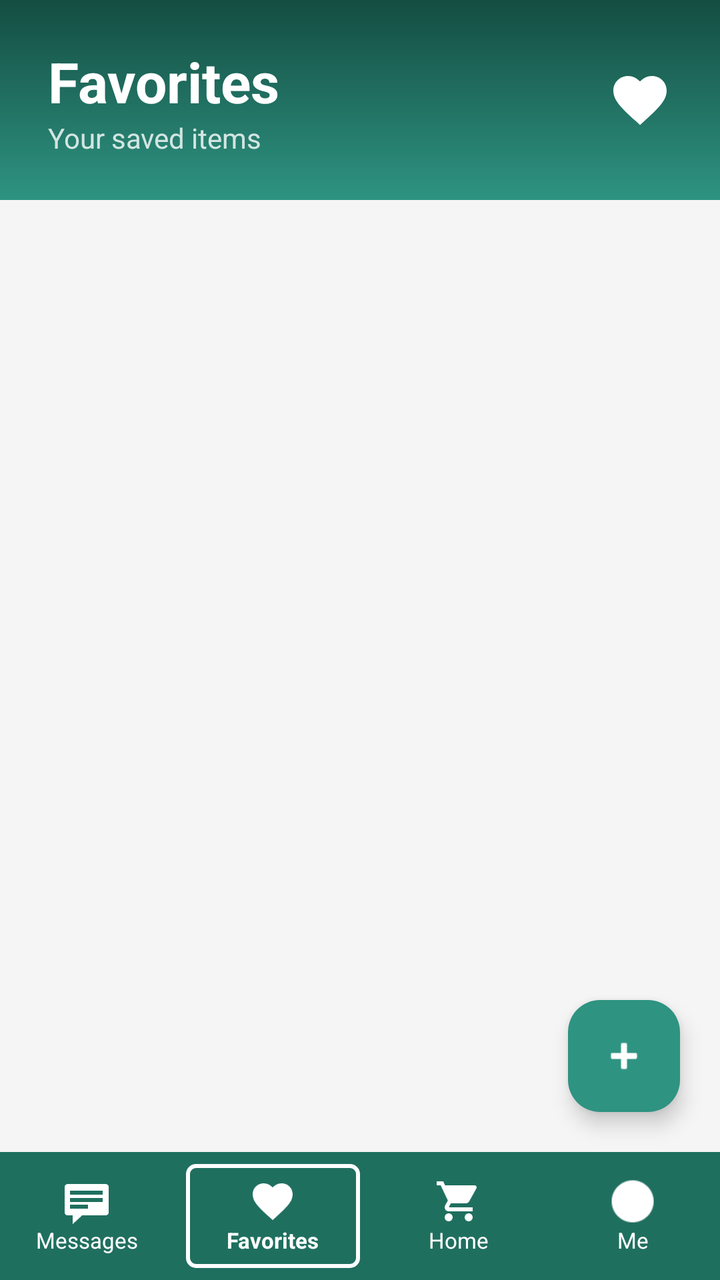
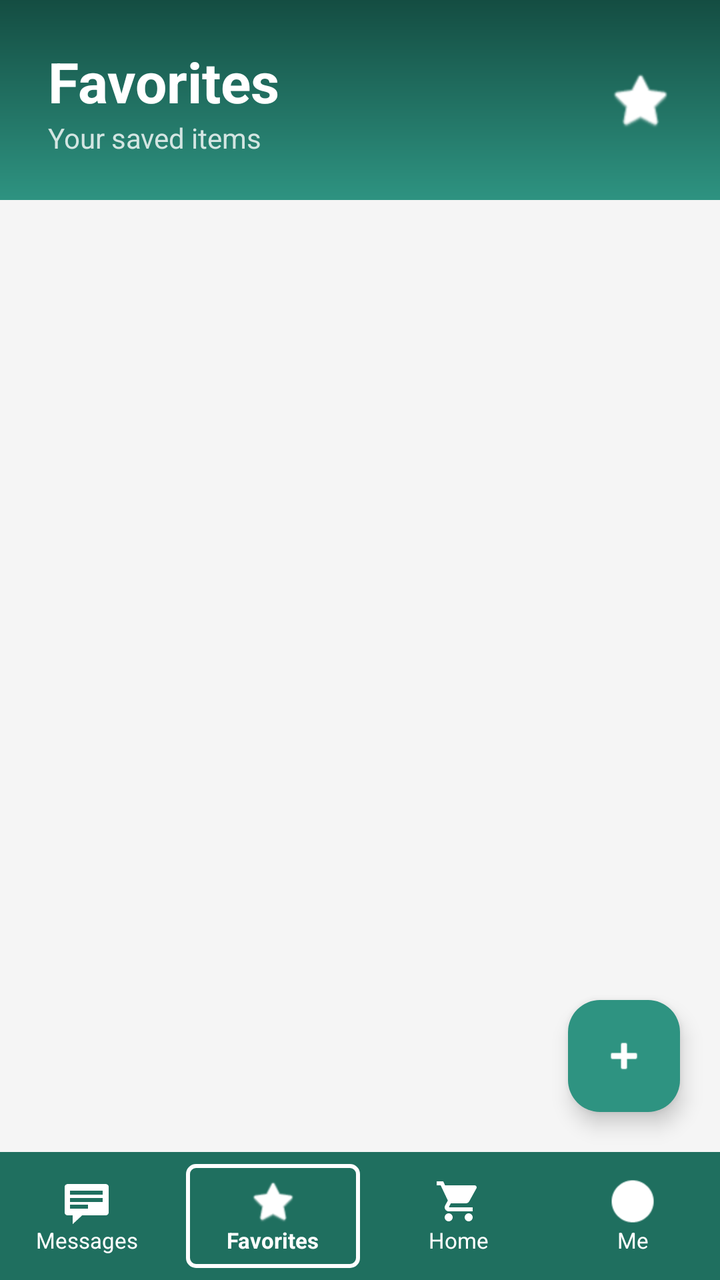

Compare the two renders of this Android layout. The source of the first and the diff that turns it into the second are given below.
<!-- AndroidManifest.xml: application theme Theme.AppDevLocalBuyAndSellSystem -->
<!-- res/layout/favoritespage.xml -->
<?xml version="1.0" encoding="utf-8"?>
<androidx.constraintlayout.widget.ConstraintLayout xmlns:android="http://schemas.android.com/apk/res/android"
    xmlns:app="http://schemas.android.com/apk/res-auto"
    xmlns:tools="http://schemas.android.com/tools"
    android:layout_width="match_parent"
    android:layout_height="match_parent"
    android:background="#F5F5F5">

    
    <com.google.android.material.floatingactionbutton.FloatingActionButton
        android:id="@+id/fabAdd2"
        android:layout_width="wrap_content"
        android:layout_height="wrap_content"
        android:layout_marginEnd="20dp"
        android:layout_marginBottom="20dp"
        android:backgroundTint="#2E9381"
        android:contentDescription="Add Product"
        android:src="@android:drawable/ic_input_add"
        app:layout_constraintBottom_toTopOf="@id/bottomNavBar"
        app:layout_constraintEnd_toEndOf="parent"
        app:tint="#FFFFFF" />

    <androidx.constraintlayout.widget.ConstraintLayout
        android:id="@+id/favHeader"
        android:layout_width="match_parent"
        android:layout_height="100dp"
        android:background="@drawable/green_gradient_bg"
        android:paddingHorizontal="24dp"
        app:layout_constraintTop_toTopOf="parent">

        <TextView
            android:id="@+id/tvFavTitle"
            android:layout_width="wrap_content"
            android:layout_height="wrap_content"
            android:text="@string/favorites"
            android:textColor="#FFFFFF"
            android:textSize="28sp"
            android:textStyle="bold"
            app:layout_constraintBottom_toTopOf="@id/tvFavSubtitle"
            app:layout_constraintStart_toStartOf="parent"
            app:layout_constraintTop_toTopOf="parent"
            app:layout_constraintVertical_chainStyle="packed" />

        <TextView
            android:id="@+id/tvFavSubtitle"
            android:layout_width="wrap_content"
            android:layout_height="wrap_content"
            android:text="Your saved items"
            android:textColor="#CCFFFFFF"
            android:textSize="14sp"
            app:layout_constraintBottom_toBottomOf="parent"
            app:layout_constraintStart_toStartOf="parent"
            app:layout_constraintTop_toBottomOf="@id/tvFavTitle" />

        <ImageView
            android:layout_width="32dp"
            android:layout_height="32dp"
            android:src="@drawable/ic_heart_filled"
            app:layout_constraintBottom_toBottomOf="parent"
            app:layout_constraintEnd_toEndOf="parent"
            app:layout_constraintTop_toTopOf="parent"
            app:tint="#FFFFFF"
            android:contentDescription="@null" />

    </androidx.constraintlayout.widget.ConstraintLayout>

    
    <LinearLayout
        android:id="@+id/emptyState"
        android:layout_width="wrap_content"
        android:layout_height="wrap_content"
        android:gravity="center"
        android:orientation="vertical"
        android:visibility="gone"
        app:layout_constraintBottom_toTopOf="@id/bottomNavBar"
        app:layout_constraintEnd_toEndOf="parent"
        app:layout_constraintStart_toStartOf="parent"
        app:layout_constraintTop_toBottomOf="@id/favHeader">

        <ImageView
            android:layout_width="80dp"
            android:layout_height="80dp"
            android:src="@drawable/ic_heart_outline"
            android:contentDescription="@null" />

        <TextView
            android:layout_width="wrap_content"
            android:layout_height="wrap_content"
            android:layout_marginTop="16dp"
            android:text="No favorites yet"
            android:textColor="#333333"
            android:textSize="18sp"
            android:textStyle="bold" />

        <TextView
            android:layout_width="wrap_content"
            android:layout_height="wrap_content"
            android:layout_marginTop="4dp"
            android:text="Start adding items you like"
            android:textColor="#666666"
            android:textSize="14sp" />

    </LinearLayout>

    

    

    

    <androidx.recyclerview.widget.RecyclerView
        android:id="@+id/rvFavorites"
        android:layout_width="match_parent"
        android:layout_height="0dp"
        android:padding="8dp"
        app:layout_constraintBottom_toTopOf="@id/bottomNavBar"
        app:layout_constraintTop_toBottomOf="@id/favHeader"
        app:layout_constraintVertical_bias="0.0"
        tools:layout_editor_absoluteX="0dp"
        tools:listitem="@layout/item_favorite" />

    <LinearLayout
        android:id="@+id/bottomNavBar"
        android:layout_width="match_parent"
        android:layout_height="64dp"
        android:background="#1F6F5F"
        android:baselineAligned="false"
        android:orientation="horizontal"
        app:layout_constraintBottom_toBottomOf="parent">

        <LinearLayout
            android:id="@+id/navMessages"
            android:layout_width="0dp"
            android:layout_height="match_parent"
            android:layout_weight="1"
            android:gravity="center"
            android:orientation="vertical">
            <ImageView
                android:layout_width="24dp"
                android:layout_height="24dp"
                android:src="@android:drawable/stat_notify_chat"
                app:tint="#FFFFFF"
                android:contentDescription="@string/messages" />
            <TextView
                android:layout_width="wrap_content"
                android:layout_height="wrap_content"
                android:text="Messages"
                android:textColor="#FFFFFF"
                android:textSize="11sp" />
        </LinearLayout>

        
        <LinearLayout
            android:id="@+id/navFavorites"
            android:layout_width="0dp"
            android:layout_height="match_parent"
            android:layout_weight="1"
            android:layout_margin="6dp"
            android:background="@drawable/selected_nav_item_bg"
            android:gravity="center"
            android:orientation="vertical">
            <ImageView
                android:layout_width="24dp"
                android:layout_height="24dp"
                android:src="@drawable/ic_heart_filled"
                app:tint="#FFFFFF"
                android:contentDescription="@string/favorites" />
            <TextView
                android:layout_width="wrap_content"
                android:layout_height="wrap_content"
                android:text="Favorites"
                android:textColor="#FFFFFF"
                android:textSize="11sp"
                android:textStyle="bold" />
        </LinearLayout>

        <LinearLayout
            android:id="@+id/navHome"
            android:layout_width="0dp"
            android:layout_height="match_parent"
            android:layout_weight="1"
            android:gravity="center"
            android:orientation="vertical">
            <ImageView
                android:layout_width="24dp"
                android:layout_height="24dp"
                android:src="@drawable/ic_cart"
                app:tint="#FFFFFF"
                android:contentDescription="@string/home" />
            <TextView
                android:layout_width="wrap_content"
                android:layout_height="wrap_content"
                android:text="Home"
                android:textColor="#FFFFFF"
                android:textSize="11sp" />
        </LinearLayout>

        <LinearLayout
            android:id="@+id/navMe"
            android:layout_width="0dp"
            android:layout_height="match_parent"
            android:layout_weight="1"
            android:gravity="center"
            android:orientation="vertical">
            <ImageView
                android:layout_width="24dp"
                android:layout_height="24dp"
                android:src="@android:drawable/presence_online"
                app:tint="#FFFFFF"
                android:contentDescription="@string/me" />
            <TextView
                android:layout_width="wrap_content"
                android:layout_height="wrap_content"
                android:text="Me"
                android:textColor="#FFFFFF"
                android:textSize="11sp" />
        </LinearLayout>

    </LinearLayout>

</androidx.constraintlayout.widget.ConstraintLayout>
<!-- res/layout/item_favorite.xml (included above) -->
<?xml version="1.0" encoding="utf-8"?>
<androidx.constraintlayout.widget.ConstraintLayout xmlns:android="http://schemas.android.com/apk/res/android"
    xmlns:app="http://schemas.android.com/apk/res-auto"
    android:layout_width="match_parent"
    android:layout_height="wrap_content"
    android:layout_margin="8dp"
    android:background="@drawable/product_card_bg"
    android:padding="12dp">

    <ImageView
        android:id="@+id/ivFavoriteUserIcon"
        android:layout_width="20dp"
        android:layout_height="20dp"
        android:background="@drawable/circle_outline_bg"
        android:padding="3dp"
        android:src="@drawable/ic_user"
        app:layout_constraintStart_toStartOf="parent"
        app:layout_constraintTop_toTopOf="parent"
        app:tint="#888888"
        android:contentDescription="Seller profile" />

    <TextView
        android:id="@+id/tvFavoriteUsername"
        android:layout_width="wrap_content"
        android:layout_height="wrap_content"
        android:layout_marginStart="6dp"
        android:text="JohnDoe"
        android:textColor="#888888"
        android:textSize="12sp"
        app:layout_constraintBottom_toBottomOf="@id/ivFavoriteUserIcon"
        app:layout_constraintStart_toEndOf="@id/ivFavoriteUserIcon"
        app:layout_constraintTop_toTopOf="@id/ivFavoriteUserIcon" />

    <LinearLayout
        android:id="@+id/ratingContainerFav"
        android:layout_width="wrap_content"
        android:layout_height="wrap_content"
        android:layout_marginEnd="8dp"
        android:gravity="center_vertical"
        android:orientation="horizontal"
        app:layout_constraintEnd_toStartOf="@id/ivFavoriteHeart"
        app:layout_constraintTop_toTopOf="parent"/>

    <ImageView
        android:id="@+id/ivFavoriteHeart"
        android:layout_width="24dp"
        android:layout_height="24dp"
        android:src="@drawable/ic_heart_filled"
        app:layout_constraintEnd_toEndOf="parent"
        app:layout_constraintTop_toTopOf="parent"
        android:contentDescription="Remove from favorites" />

    <ImageView
        android:id="@+id/ivFavoriteImage"
        android:layout_width="0dp"
        android:layout_height="140dp"
        android:layout_marginTop="8dp"
        android:contentDescription="Product Image"
        android:scaleType="centerInside"
        android:src="@android:drawable/ic_menu_gallery"
        android:background="#CCCCCC"
        app:layout_constraintEnd_toEndOf="parent"
        app:layout_constraintStart_toStartOf="parent"
        app:layout_constraintTop_toBottomOf="@id/ivFavoriteUserIcon" />

    <TextView
        android:id="@+id/tvFavoriteName"
        android:layout_width="0dp"
        android:layout_height="wrap_content"
        android:layout_marginTop="8dp"
        android:layout_marginEnd="8dp"
        android:text="Product Name"
        android:textColor="#000000"
        android:textSize="16sp"
        android:textStyle="bold"
        app:layout_constraintEnd_toStartOf="@id/tvFavoritePrice"
        app:layout_constraintStart_toStartOf="parent"
        app:layout_constraintTop_toBottomOf="@id/ivFavoriteImage" />

    <TextView
        android:id="@+id/tvFavoritePrice"
        android:layout_width="wrap_content"
        android:layout_height="wrap_content"
        android:text="₱1,299.00"
        android:textColor="#000000"
        android:textSize="14sp"
        android:textStyle="bold"
        app:layout_constraintBottom_toBottomOf="@id/tvFavoriteName"
        app:layout_constraintEnd_toEndOf="parent"
        app:layout_constraintTop_toTopOf="@id/tvFavoriteName" />

    <TextView
        android:id="@+id/tvFavoriteDesc"
        android:layout_width="wrap_content"
        android:layout_height="wrap_content"
        android:text="Product description goes here"
        android:textColor="#666666"
        android:textSize="12sp"
        app:layout_constraintStart_toStartOf="parent"
        app:layout_constraintTop_toBottomOf="@id/tvFavoriteName" />

</androidx.constraintlayout.widget.ConstraintLayout>
<!-- resources referenced by this layout -->
<resources>
  <!-- drawable circle_outline_bg (drawable) -->
  <?xml version="1.0" encoding="utf-8"?>
  <shape xmlns:android="http://schemas.android.com/apk/res/android"
      android:shape="oval">
      <stroke
          android:width="1dp"
          android:color="#888888" />
      <solid android:color="@android:color/transparent"/>
  </shape>
  <!-- drawable green_gradient_bg (drawable) -->
  <?xml version="1.0" encoding="utf-8"?>
  <shape xmlns:android="http://schemas.android.com/apk/res/android"
      android:shape="rectangle">
      <gradient
          android:startColor="#144D42"
          android:endColor="#2E9381"
          android:angle="270" />
  </shape>
  <!-- drawable ic_cart (drawable) -->
  <vector xmlns:android="http://schemas.android.com/apk/res/android"
      android:width="24dp"
      android:height="24dp"
      android:viewportWidth="24"
      android:viewportHeight="24">
      <path
          android:fillColor="#FF000000"
          android:pathData="M7,18c-1.1,0 -1.99,0.9 -1.99,2S5.9,22 7,22s2,-0.9 2,-2 -0.9,-2 -2,-2zM1,2v2h2l3.6,7.59 -1.35,2.45c-0.16,0.28 -0.25,0.61 -0.25,0.96 0,1.1 0.9,2 2,2h12v-2L7.42,15c-0.14,0 -0.25,-0.11 -0.25,-0.25l0.03,-0.12L8.1,13h7.45c0.75,0 1.41,-0.41 1.75,-1.03l3.58,-6.49c0.08,-0.14 0.12,-0.31 0.12,-0.48 0,-0.55 -0.45,-1 -1,-1L5.21,4l-0.94,-2L1,2zM17,18c-1.1,0 -1.99,0.9 -1.99,2s0.89,2 1.99,2 2,-0.9 2,-2 -0.9,-2 -2,-2z"/>
  </vector>
  <!-- drawable ic_heart_filled (drawable) -->
  <vector xmlns:android="http://schemas.android.com/apk/res/android"
      android:width="24dp"
      android:height="24dp"
      android:viewportWidth="24"
      android:viewportHeight="24">
      <path
          android:fillColor="#FF0000"
          android:pathData="M12,21.35l-1.45,-1.32C5.4,15.36 2,12.28 2,8.5 2,5.42 4.42,3 7.5,3c1.74,0 3.41,0.81 4.5,2.09C13.09,3.81 14.76,3 16.5,3 19.58,3 22,5.42 22,8.5c0,3.78 -3.4,6.86 -8.55,11.54L12,21.35z"/>
  </vector>
  <!-- drawable ic_heart_outline (drawable) -->
  <vector xmlns:android="http://schemas.android.com/apk/res/android"
      android:width="24dp"
      android:height="24dp"
      android:viewportWidth="24"
      android:viewportHeight="24">
      <path
          android:fillColor="#888888"
          android:pathData="M16.5,3c-1.74,0 -3.41,0.81 -4.5,2.09C10.91,3.81 9.24,3 7.5,3C4.42,3 2,5.42 2,8.5c0,3.78 3.4,6.86 8.55,11.54L12,21.35l1.45,-1.32C18.6,15.36 22,12.28 22,8.5C22,5.42 19.58,3 16.5,3zM12.1,18.55l-0.1,0.1 -0.1,-0.1C7.14,14.24 4,11.39 4,8.5C4,6.5 5.5,5 7.5,5c1.54,0 3.04,0.99 3.57,2.36h1.87C13.46,5.99 14.96,5 16.5,5c2,0 3.5,1.5 3.5,3.5C20,11.39 16.86,14.24 12.1,18.55z"/>
  </vector>
  <!-- drawable ic_user (drawable) -->
  <vector xmlns:android="http://schemas.android.com/apk/res/android"
      android:width="24dp"
      android:height="24dp"
      android:viewportWidth="24"
      android:viewportHeight="24">
      <path
          android:fillColor="#1F6F5F"
          android:pathData="M12,12c2.21,0 4,-1.79 4,-4s-1.79,-4 -4,-4 -4,1.79 -4,4 1.79,4 4,4zM12,14c-2.67,0 -8,1.34 -8,4v2h16v-2c0,-2.66 -5.33,-4 -8,-4z" />
  </vector>
  <!-- drawable product_card_bg (drawable) -->
  <?xml version="1.0" encoding="utf-8"?>
  <shape xmlns:android="http://schemas.android.com/apk/res/android"
      android:shape="rectangle">
      <solid android:color="#E0E0E0" />
      <corners android:radius="16dp" />
  </shape>
  <!-- drawable selected_nav_item_bg (drawable) -->
  <?xml version="1.0" encoding="utf-8"?>
  <shape xmlns:android="http://schemas.android.com/apk/res/android"
      android:shape="rectangle">
      <stroke
          android:width="2dp"
          android:color="#FFFFFF" />
      <corners android:radius="4dp" />
  </shape>
  <string name="favorites">Favorites</string>
  <string name="home">Home</string>
  <string name="me">Profile</string>
  <string name="messages">Messages</string>
  <style name="Theme.AppDevLocalBuyAndSellSystem" parent="Base.Theme.AppDevLocalBuyAndSellSystem" />
  <style name="Base.Theme.AppDevLocalBuyAndSellSystem" parent="Theme.Material3.DayNight.NoActionBar">
          
          
      </style>
</resources>

<!-- the commit's change to res/layout/favoritespage.xml (unified diff, before → after) -->
@@ -55,7 +55,7 @@
         <ImageView
             android:layout_width="32dp"
             android:layout_height="32dp"
-            android:src="@drawable/ic_heart_filled"
+            android:src="@android:drawable/btn_star_big_on"
             app:layout_constraintBottom_toBottomOf="parent"
             app:layout_constraintEnd_toEndOf="parent"
             app:layout_constraintTop_toTopOf="parent"
@@ -80,7 +80,7 @@
         <ImageView
             android:layout_width="80dp"
             android:layout_height="80dp"
-            android:src="@drawable/ic_heart_outline"
+            android:src="@android:drawable/btn_star_big_off"
             android:contentDescription="@null" />
 
         <TextView
@@ -162,7 +162,7 @@
             <ImageView
                 android:layout_width="24dp"
                 android:layout_height="24dp"
-                android:src="@drawable/ic_heart_filled"
+                android:src="@android:drawable/btn_star_big_on"
                 app:tint="#FFFFFF"
                 android:contentDescription="@string/favorites" />
             <TextView
@@ -267,7 +267,7 @@
         android:id="@+id/ivFavoriteHeart"
         android:layout_width="24dp"
         android:layout_height="24dp"
-        android:src="@drawable/ic_heart_filled"
+        android:src="@android:drawable/btn_star_big_on"
         app:layout_constraintEnd_toEndOf="parent"
         app:layout_constraintTop_toTopOf="parent"
         android:contentDescription="Remove from favorites" />
<!-- resource entries referenced after the edit -->
@@ -27,26 +27,6 @@
       <path
           android:fillColor="#FF000000"
           android:pathData="M7,18c-1.1,0 -1.99,0.9 -1.99,2S5.9,22 7,22s2,-0.9 2,-2 -0.9,-2 -2,-2zM1,2v2h2l3.6,7.59 -1.35,2.45c-0.16,0.28 -0.25,0.61 -0.25,0.96 0,1.1 0.9,2 2,2h12v-2L7.42,15c-0.14,0 -0.25,-0.11 -0.25,-0.25l0.03,-0.12L8.1,13h7.45c0.75,0 1.41,-0.41 1.75,-1.03l3.58,-6.49c0.08,-0.14 0.12,-0.31 0.12,-0.48 0,-0.55 -0.45,-1 -1,-1L5.21,4l-0.94,-2L1,2zM17,18c-1.1,0 -1.99,0.9 -1.99,2s0.89,2 1.99,2 2,-0.9 2,-2 -0.9,-2 -2,-2z"/>
-  </vector>
-  <!-- drawable ic_heart_filled (drawable) -->
-  <vector xmlns:android="http://schemas.android.com/apk/res/android"
-      android:width="24dp"
-      android:height="24dp"
-      android:viewportWidth="24"
-      android:viewportHeight="24">
-      <path
-          android:fillColor="#FF0000"
-          android:pathData="M12,21.35l-1.45,-1.32C5.4,15.36 2,12.28 2,8.5 2,5.42 4.42,3 7.5,3c1.74,0 3.41,0.81 4.5,2.09C13.09,3.81 14.76,3 16.5,3 19.58,3 22,5.42 22,8.5c0,3.78 -3.4,6.86 -8.55,11.54L12,21.35z"/>
-  </vector>
-  <!-- drawable ic_heart_outline (drawable) -->
-  <vector xmlns:android="http://schemas.android.com/apk/res/android"
-      android:width="24dp"
-      android:height="24dp"
-      android:viewportWidth="24"
-      android:viewportHeight="24">
-      <path
-          android:fillColor="#888888"
-          android:pathData="M16.5,3c-1.74,0 -3.41,0.81 -4.5,2.09C10.91,3.81 9.24,3 7.5,3C4.42,3 2,5.42 2,8.5c0,3.78 3.4,6.86 8.55,11.54L12,21.35l1.45,-1.32C18.6,15.36 22,12.28 22,8.5C22,5.42 19.58,3 16.5,3zM12.1,18.55l-0.1,0.1 -0.1,-0.1C7.14,14.24 4,11.39 4,8.5C4,6.5 5.5,5 7.5,5c1.54,0 3.04,0.99 3.57,2.36h1.87C13.46,5.99 14.96,5 16.5,5c2,0 3.5,1.5 3.5,3.5C20,11.39 16.86,14.24 12.1,18.55z"/>
   </vector>
   <!-- drawable ic_user (drawable) -->
   <vector xmlns:android="http://schemas.android.com/apk/res/android"
